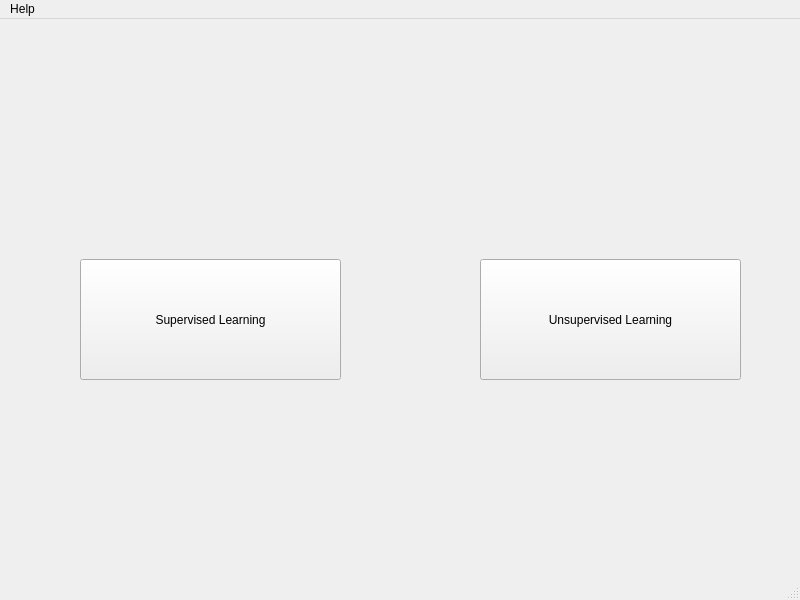
This is ui/first_page.ui in arjun-pp/ML-Demo as Qt 5 draws it before an edit. The edited form follows.
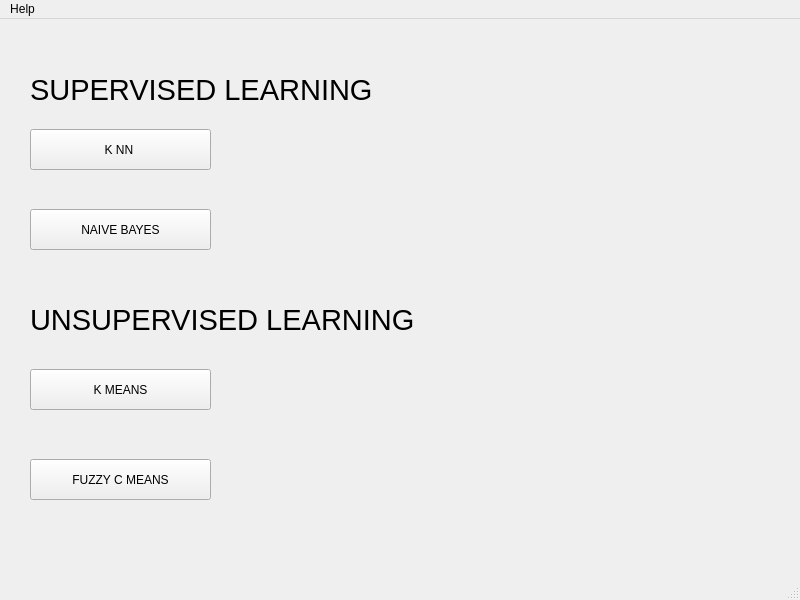
This is the edited form.

Commit message: Redesigned ui layout

The edit to the form file:
```diff
--- a/ui/first_page.ui
+++ b/ui/first_page.ui
@@ -29,30 +29,92 @@
    <bool>false</bool>
   </property>
   <widget class="QWidget" name="centralwidget">
-   <widget class="QPushButton" name="push_supervised">
+   <widget class="QLabel" name="label">
     <property name="geometry">
      <rect>
-      <x>80</x>
-      <y>240</y>
-      <width>261</width>
-      <height>121</height>
+      <x>30</x>
+      <y>30</y>
+      <width>391</width>
+      <height>81</height>
      </rect>
     </property>
+    <property name="font">
+     <font>
+      <pointsize>22</pointsize>
+     </font>
+    </property>
     <property name="text">
-     <string>Supervised Learning</string>
+     <string>SUPERVISED LEARNING </string>
     </property>
    </widget>
-   <widget class="QPushButton" name="push_unsupervised">
+   <widget class="QLabel" name="label_2">
     <property name="geometry">
      <rect>
-      <x>480</x>
-      <y>240</y>
-      <width>261</width>
-      <height>121</height>
+      <x>30</x>
+      <y>260</y>
+      <width>391</width>
+      <height>81</height>
      </rect>
     </property>
+    <property name="font">
+     <font>
+      <pointsize>22</pointsize>
+     </font>
+    </property>
     <property name="text">
-     <string>Unsupervised Learning</string>
+     <string>UNSUPERVISED LEARNING </string>
+    </property>
+   </widget>
+   <widget class="QPushButton" name="push_knn">
+    <property name="geometry">
+     <rect>
+      <x>30</x>
+      <y>110</y>
+      <width>181</width>
+      <height>41</height>
+     </rect>
+    </property>
+    <property name="text">
+     <string>K NN </string>
+    </property>
+   </widget>
+   <widget class="QPushButton" name="push_naive">
+    <property name="geometry">
+     <rect>
+      <x>30</x>
+      <y>190</y>
+      <width>181</width>
+      <height>41</height>
+     </rect>
+    </property>
+    <property name="text">
+     <string>NAIVE BAYES</string>
+    </property>
+   </widget>
+   <widget class="QPushButton" name="push_kmeans">
+    <property name="geometry">
+     <rect>
+      <x>30</x>
+      <y>350</y>
+      <width>181</width>
+      <height>41</height>
+     </rect>
+    </property>
+    <property name="text">
+     <string>K MEANS</string>
+    </property>
+   </widget>
+   <widget class="QPushButton" name="push_fcm">
+    <property name="geometry">
+     <rect>
+      <x>30</x>
+      <y>440</y>
+      <width>181</width>
+      <height>41</height>
+     </rect>
+    </property>
+    <property name="text">
+     <string>FUZZY C MEANS</string>
     </property>
    </widget>
   </widget>
```
